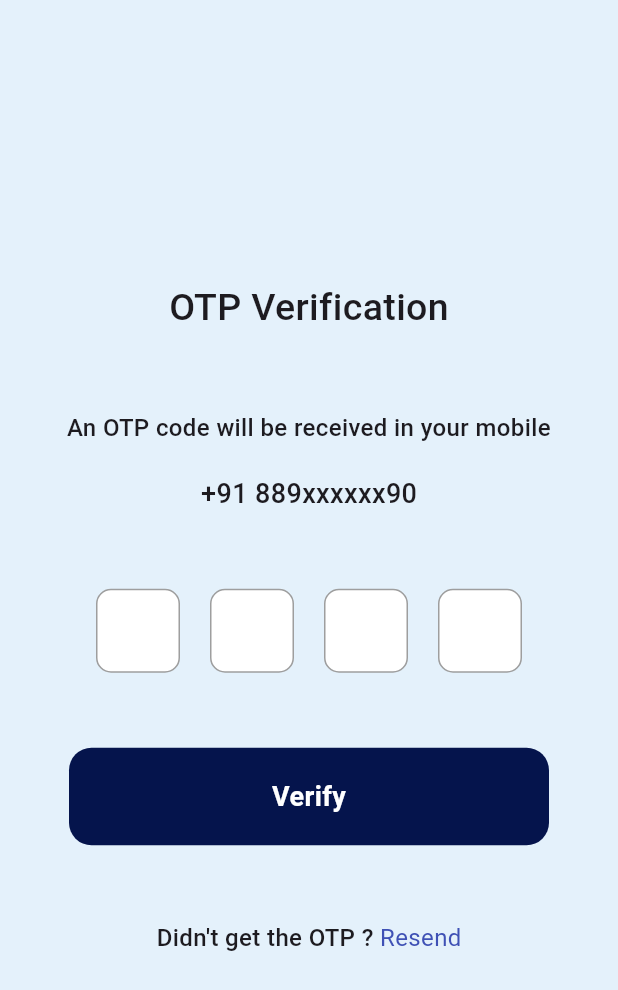
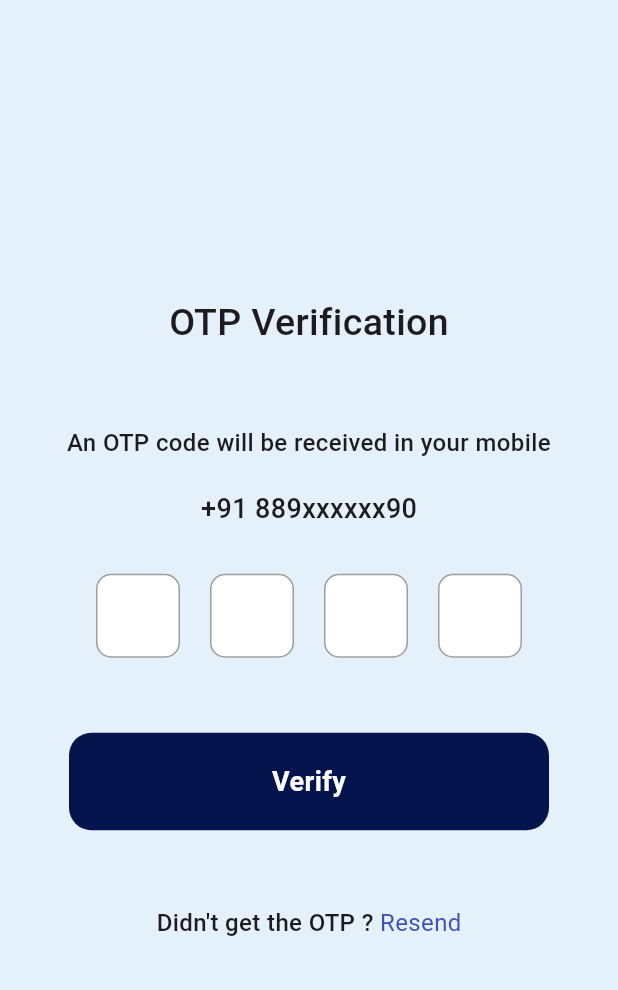
Before and after one commit to AthiraaAthi/project_way, a Flutter app: the OtpScreen screen opened directly, on a phone screen of 412 x 824 dp. Shown: the top 990 px of the screen. Run offline on Flutter 3.47's test engine with Material 3 defaults, Android fonts, the phone set to English and light mode, and no system bars; drawn by our look-alikes of pinput; our stand-ins replace carousel_slider, easy_localization, fl_chart, flutter_toggle_tab, table_calendar, video_player.

Commit message:
strted json for responsive otp screen

```diff
--- a/lib/view/otp_screen/otp_screen.dart
+++ b/lib/view/otp_screen/otp_screen.dart
@@ -91,7 +91,7 @@ class _OtpScreenState extends State<OtpScreen> {
                     style: TextStyle(fontWeight: FontWeight.w500, fontSize: 18),
                   ),
                   SizedBox(
-                    height: 50,
+                    height: 30,
                   ),
                   Pinput(
                     separatorBuilder: (index) {
@@ -168,14 +168,14 @@ class _OtpScreenState extends State<OtpScreen> {
                 mainAxisAlignment: MainAxisAlignment.center,
                 children: [
                   Text(
-                    "OTP Verification",
+                    'otpscreen.otpVerification'.tr(),
                     style: TextStyle(fontSize: 45, fontWeight: FontWeight.w500),
                   ),
                   SizedBox(
                     height: 50,
                   ),
                   Text(
-                    "An OTP code will be received in your mobile",
+                    'otpscreen.otpInstruction'.tr(),
                     style: TextStyle(fontWeight: FontWeight.w500, fontSize: 28),
                   ),
                   Text(
```
